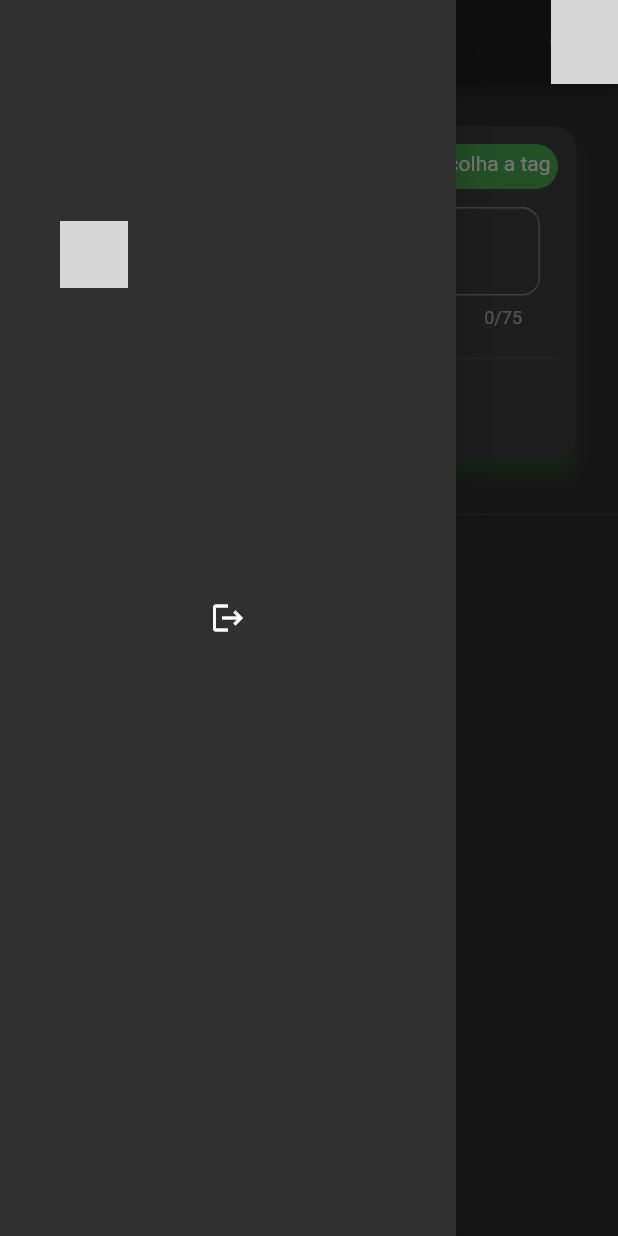
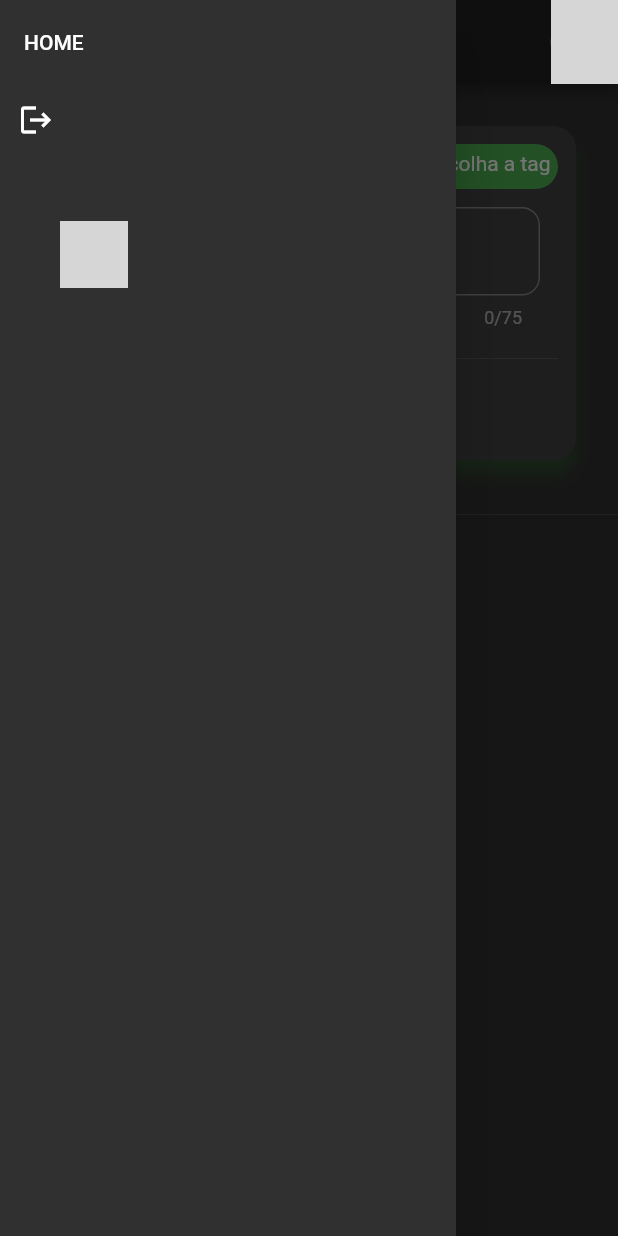
Before and after one commit to italoevan/Amigos-Online, a Flutter app: the CadastroView screen opened by its route, with the side drawer open, on a phone screen of 412 x 824 dp. Run offline on Flutter 3.47's test engine with Material 2 defaults, Android fonts, the phone set to English and light mode, and no system bars; our stand-ins replace cloud_firestore, firebase_auth, firebase_core, firebase_storage, flutter_spinkit, get and 1 more; accounts and stored records are empty; network calls fail; grey boxes are pictures that could not be loaded.

```diff
--- /dev/null
+++ b/lib/controller/coments/coments_controller.dart
@@ -0,0 +1,6 @@
+import 'package:amigos_online/data/models/posts_model.dart';
+import 'package:get/get.dart';
+
+class ComentsController extends GetxController {
+  final PostsModel model = Get.arguments["posts_model"];
+}
--- a/lib/routes/app_routes.dart
+++ b/lib/routes/app_routes.dart
@@ -4,4 +4,5 @@ abstract class Routes {
   static const CADASTRO = '/cadastro';
   static const HOME = '/home';
   static const USERPROFILE = "/user_profile";
+  static const COMENTS = "/coments";
 }
--- a/lib/ui/components/home_components/home_posts_area.dart
+++ b/lib/ui/components/home_components/body/home_posts_area.dart
@@ -1,7 +1,7 @@
 import 'package:amigos_online/controller/home_controllers/home_controller.dart';
 import 'package:amigos_online/data/models/user_model.dart';
 import 'package:amigos_online/routes/app_routes.dart';
-import 'package:amigos_online/ui/components/profile_components/posts_item.dart';
+import 'package:amigos_online/ui/components/generic_components/posts_item.dart';
 import 'package:flutter/material.dart';
 import 'package:flutter_spinkit/flutter_spinkit.dart';
 import 'package:get/get.dart';
--- a/lib/ui/components/home_components/mini_user_avatar.dart
+++ b/lib/ui/components/home_components/body/mini_user_avatar.dart
@@ -1,4 +1,4 @@
-import 'package:amigos_online/ui/components/signup_components/user_avatar.dart';
+import 'package:amigos_online/ui/components/generic_components/user_avatar.dart';
 import 'package:flutter/material.dart';
 import 'package:amigos_online/providers/user_provider.dart';
 import 'package:get/get.dart';
--- a/lib/ui/components/home_components/new_post_area.dart
+++ b/lib/ui/components/home_components/body/new_post_area.dart
@@ -1,6 +1,6 @@
 import 'package:amigos_online/controller/home_controllers/home_controller.dart';
 import 'package:amigos_online/providers/user_provider.dart';
-import 'package:amigos_online/ui/components/home_components/mini_user_avatar.dart';
+import 'package:amigos_online/ui/components/home_components/body/mini_user_avatar.dart';
 import 'package:amigos_online/utils/generic_utils/text_field_generic.dart';
 import 'package:flutter/material.dart';
 import 'package:get/get.dart';
--- /dev/null
+++ b/lib/ui/components/home_components/drawer/drawer_home.dart
@@ -0,0 +1,34 @@
+import 'package:amigos_online/providers/user_provider.dart';
+import 'package:amigos_online/routes/app_routes.dart';
+import 'package:flutter/material.dart';
+import 'package:get/get.dart';
+
+class HomeDrawer extends StatelessWidget {
+  HomeDrawer({@required this.controller});
+
+  final UserProviderController controller;
+
+  @override
+  Widget build(BuildContext context) {
+    return Drawer(
+      child: SafeArea(
+        child: Container(
+          child: Column(
+            crossAxisAlignment: CrossAxisAlignment.start,
+            children: [
+              ListTile(
+                title: Text("HOME"),
+              ),
+              IconButton(
+                  icon: Icon(Icons.logout),
+                  onPressed: () {
+                    controller.auth.signOut();
+                    Get.offAllNamed(Routes.CADASTRO);
+                  })
+            ],
+          ),
+        ),
+      ),
+    );
+  }
+}
--- a/lib/ui/components/home_components/drawer_home.dart
+++ /dev/null
@@ -1,24 +0,0 @@
-import 'package:amigos_online/providers/user_provider.dart';
-import 'package:amigos_online/routes/app_routes.dart';
-import 'package:flutter/material.dart';
-import 'package:get/get.dart';
-
-class HomeDrawer extends StatelessWidget {
-  HomeDrawer({@required this.controller});
-
-  final UserProviderController controller;
-
-  @override
-  Widget build(BuildContext context) {
-    return Drawer(
-      child: Center(
-        child: IconButton(
-            icon: Icon(Icons.logout),
-            onPressed: () {
-              controller.auth.signOut();
-              Get.offAllNamed(Routes.CADASTRO);
-            }),
-      ),
-    );
-  }
-}
--- a/lib/ui/components/profile_components/posts_area.dart
+++ b/lib/ui/components/profile_components/posts_area.dart
@@ -1,5 +1,5 @@
 import 'package:amigos_online/controller/user_profile_controllers/user_profile_controller.dart';
-import 'package:amigos_online/ui/components/profile_components/posts_item.dart';
+import 'package:amigos_online/ui/components/generic_components/posts_item.dart';
 import 'package:flutter/material.dart';
 import 'package:flutter_spinkit/flutter_spinkit.dart';
 import 'package:get/get.dart';
--- a/lib/ui/components/profile_components/profile_header.dart
+++ b/lib/ui/components/profile_components/profile_header.dart
@@ -2,7 +2,7 @@ import 'dart:io';
 
 import 'package:amigos_online/controller/user_profile_controllers/user_profile_controller.dart';
 import 'package:amigos_online/data/models/user_model.dart';
-import 'package:amigos_online/ui/components/signup_components/user_avatar.dart';
+import 'package:amigos_online/ui/components/generic_components/user_avatar.dart';
 import 'package:flutter/material.dart';
 import 'package:get/get.dart';
 
--- a/lib/ui/pages/login_cadastro/cadastro_view.dart
+++ b/lib/ui/pages/login_cadastro/cadastro_view.dart
@@ -2,7 +2,7 @@ import 'dart:io';
 
 import 'package:amigos_online/controller/cadastro/cadastro_controller.dart';
 import 'package:amigos_online/ui/components/signup_components/signup_divider.dart';
-import 'package:amigos_online/ui/components/signup_components/user_avatar.dart';
+import 'package:amigos_online/ui/components/generic_components/user_avatar.dart';
 import 'package:amigos_online/utils/generic_utils/loading_util.dart';
 import 'package:amigos_online/utils/generic_utils/text_field_generic.dart';
 import 'package:flutter/material.dart';
```
Also changed, not shown: lib/binding/coments/coments_binding.dart (added, +9 -0 lines), lib/routes/app_pages.dart (+14 -2 lines), lib/ui/components/generic_components/posts_item.dart (renamed from lib/ui/components/profile_components/posts_item.dart, +5 -2 lines), lib/ui/components/home_components/drawer/drawer_item.dart (added, +10 -0 lines), lib/ui/pages/coments/coments_view.dart (added, +16 -0 lines), lib/ui/pages/home/home_view.dart (+4 -4 lines), lib/ui/components/generic_components/user_avatar.dart (renamed from lib/ui/components/signup_components/user_avatar.dart).
